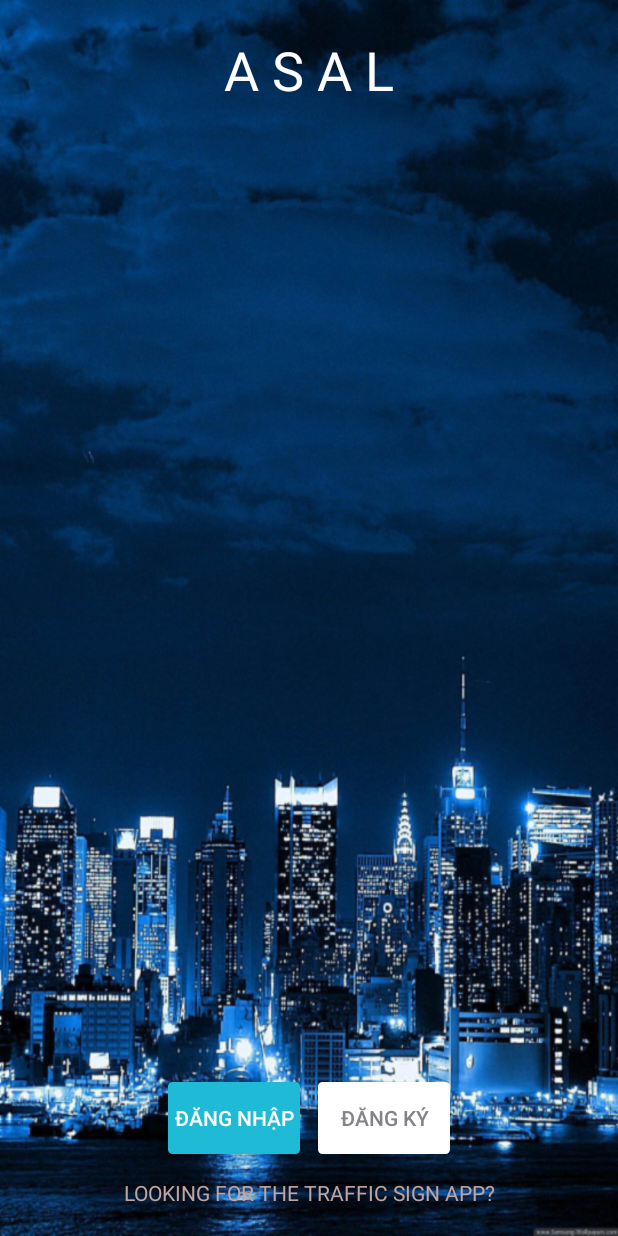
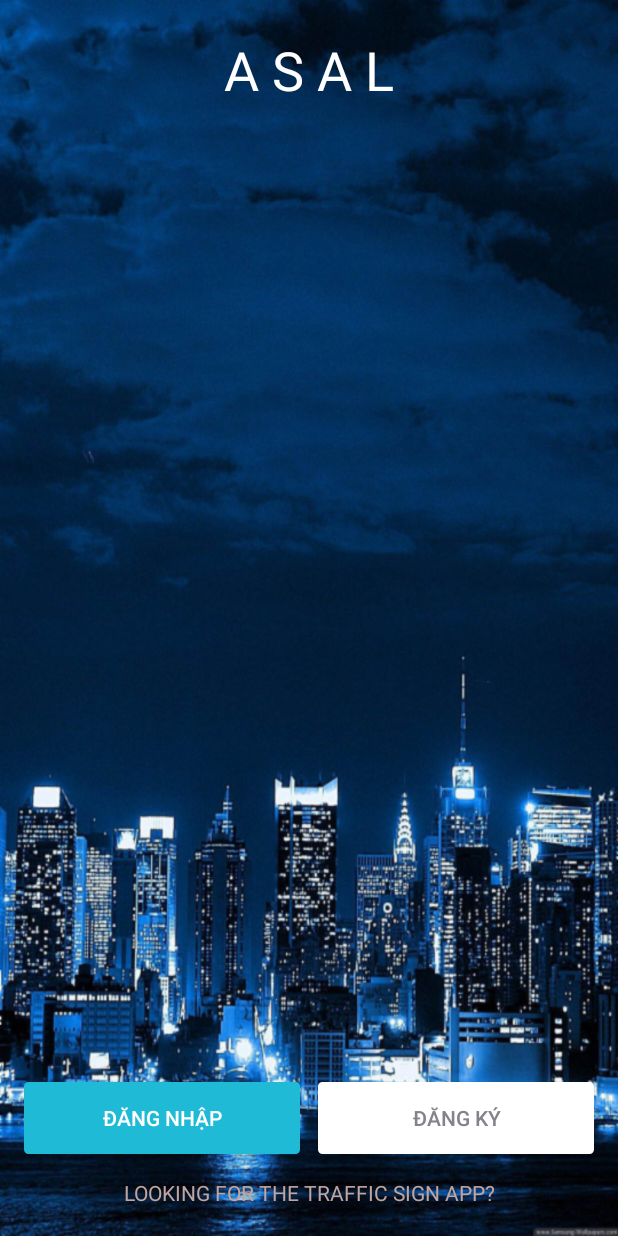
Before and after one commit to trananhdat/SmartMobilityASAL, an Android app: the screen it shows after launch (MainActivity), on a phone screen of 412 x 824 dp. Run offline under Robolectric (Android 15) with nearby library versions, the phone set to English and light mode, and no system bars.

Commit message:
Chỉnh lại 2 nút đăng nhập và đăng ký

```diff
--- a/app/src/main/res/layout/activity_main.xml
+++ b/app/src/main/res/layout/activity_main.xml
@@ -43,8 +43,7 @@
         android:weightSum="2"
         android:layout_above="@id/txt_rider_app"
         android:layout_margin="16dp"
-        android:layout_centerHorizontal="true"
-        android:layout_width="wrap_content"
+        android:layout_width="match_parent"
         android:layout_height="wrap_content">
 
         <Button
```
